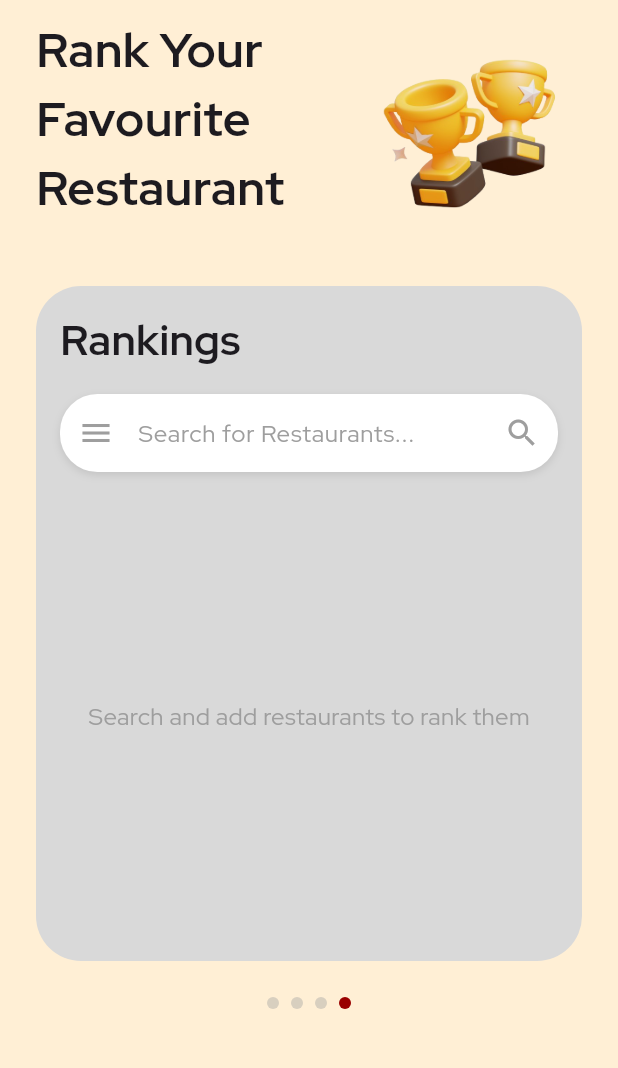
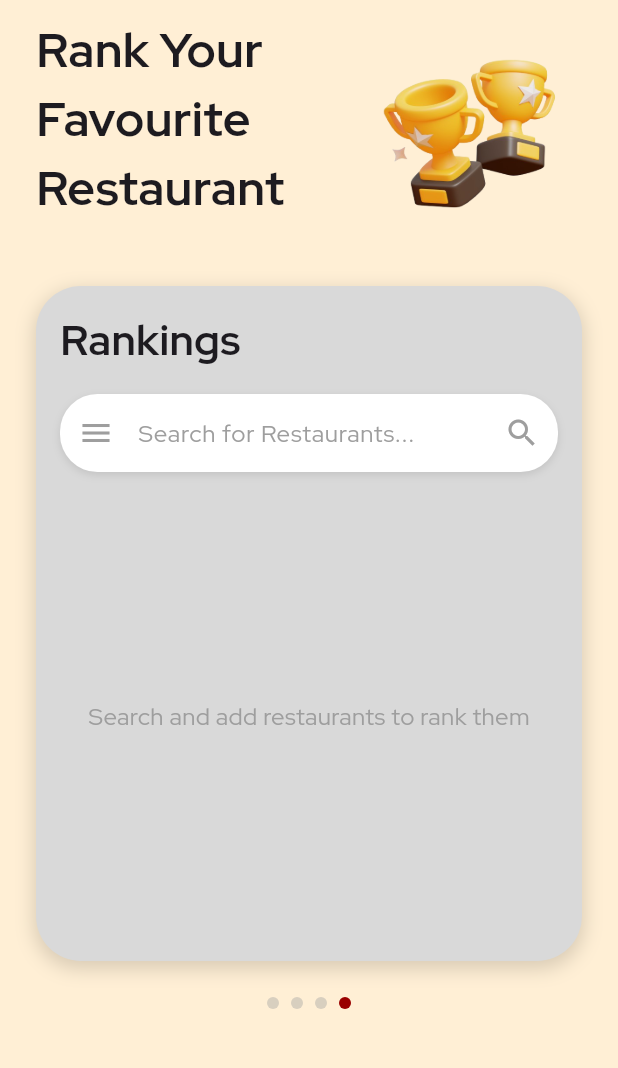
Before and after one commit to AlliedLens/eatelo, a Flutter app: the RankingPage screen opened directly, on a phone screen of 412 x 824 dp, the part 68-1136 px from its top. Run offline on Flutter 3.47's test engine with Material 3 defaults, Android fonts, the phone set to English and light mode, and no system bars; our stand-ins replace image_picker.

Commit message:
style: Add box shadow to rankings container

```diff
--- a/lib/ranking_page.dart
+++ b/lib/ranking_page.dart
@@ -90,6 +90,14 @@ class _RankingPageState extends State<RankingPage> {
                 decoration: BoxDecoration(
                   color: const Color(0xFFD9D9D9),
                   borderRadius: BorderRadius.circular(30),
+                  boxShadow: [
+                    BoxShadow(
+                      color: Colors.black.withOpacity(0.15),
+                      blurRadius: 10,
+                      spreadRadius: 1,
+                      offset: const Offset(0, 4),
+                    ),
+                  ],
                 ),
                 child: Column(
                   children: [
```
